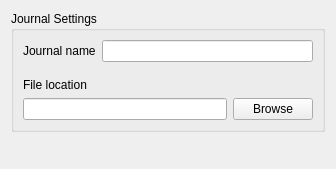
Qt form ui/sqlitejournalpage.ui (pwizard2/robojournal) before a commit.
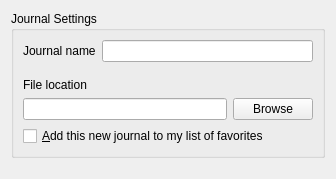
The same form after that commit. Icons and pictures are not drawn.

What changed in the file:
```diff
--- a/ui/sqlitejournalpage.ui
+++ b/ui/sqlitejournalpage.ui
@@ -7,7 +7,7 @@
     <x>0</x>
     <y>0</y>
     <width>336</width>
-    <height>169</height>
+    <height>179</height>
    </rect>
   </property>
   <property name="windowTitle">
@@ -79,6 +79,13 @@
         </item>
        </layout>
       </item>
+      <item>
+       <widget class="QCheckBox" name="AddToFavorites">
+        <property name="text">
+         <string>&amp;Add this new journal to my list of favorites</string>
+        </property>
+       </widget>
+      </item>
      </layout>
     </widget>
    </item>
```
